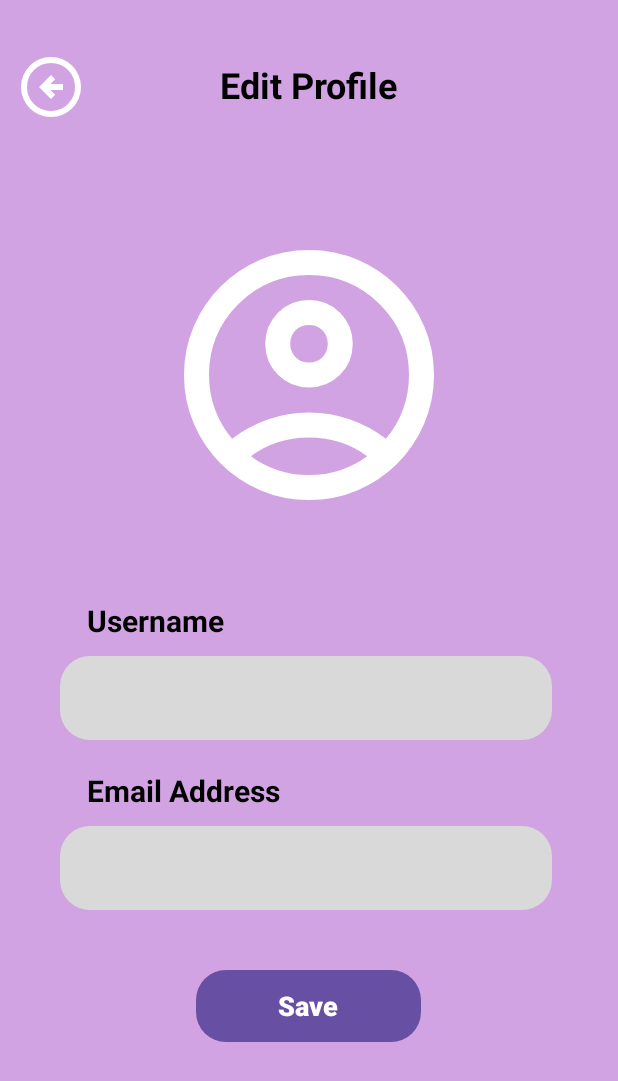
After one commit to Chanuli-Sandanayake/My_voicepoint_newsapp, an Android app: the EditProfileActivity screen opened directly, with no data from a screen before it, on a phone screen of 412 x 824 dp. The commit adds this screen. Shown: the top 1081 px of the screen. Run offline under Robolectric (Android 15) with nearby library versions, the phone set to English and light mode, and no system bars.

Commit message:
edit profile-screen created

```diff
--- a/app/src/main/AndroidManifest.xml
+++ b/app/src/main/AndroidManifest.xml
@@ -14,6 +14,9 @@
         android:supportsRtl="true"
         android:theme="@style/Theme.My_voicepoint_newsapp"
         tools:targetApi="31">
+        <activity
+            android:name=".EditProfileActivity"
+            android:exported="false" />
         <activity
             android:name=".DevInfoActivity"
             android:exported="false" />
--- a/app/src/main/java/com/example/voicepoint/DBHelper.java
+++ b/app/src/main/java/com/example/voicepoint/DBHelper.java
@@ -63,4 +63,12 @@ public class DBHelper extends SQLiteOpenHelper {
         }
         return null;
     }
+    public boolean updateUser(String oldUsername, String newUsername, String newEmail) {
+        SQLiteDatabase db = this.getWritableDatabase();
+        ContentValues values = new ContentValues();
+        values.put("username", newUsername);
+        values.put("email", newEmail);
+        int result = db.update("users", values, "username=?", new String[]{oldUsername});
+        return result > 0;
+    }
 }
--- /dev/null
+++ b/app/src/main/java/com/example/voicepoint/EditProfileActivity.java
@@ -0,0 +1,68 @@
+package com.example.voicepoint;
+
+import android.content.Intent;
+import android.content.SharedPreferences;
+import android.os.Bundle;
+import android.widget.Button;
+import android.widget.EditText;
+import android.widget.ImageButton;
+import android.widget.Toast;
+
+import androidx.appcompat.app.AppCompatActivity;
+
+public class EditProfileActivity extends AppCompatActivity {
+
+    EditText editUsername, editEmail;
+    Button saveButton;
+    ImageButton backButton;
+    DBHelper DB;
+
+    @Override
+    protected void onCreate(Bundle savedInstanceState) {
+        super.onCreate(savedInstanceState);
+        setContentView(R.layout.activity_edit_profile);
+
+        editUsername = findViewById(R.id.editUsername);
+        editEmail = findViewById(R.id.editEmail);
+        saveButton = findViewById(R.id.saveButton);
+        backButton = findViewById(R.id.backButton);
+        DB = new DBHelper(this);
+
+        SharedPreferences prefs = getSharedPreferences("UserPrefs", MODE_PRIVATE);
+        String oldUsername = prefs.getString("username", "");
+        String oldEmail = prefs.getString("email", "");
+
+        // Prefill fields
+        editUsername.setText(oldUsername);
+        editEmail.setText(oldEmail);
+
+        saveButton.setOnClickListener(v -> {
+            String newUsername = editUsername.getText().toString().trim();
+            String newEmail = editEmail.getText().toString().trim();
+
+            if (newUsername.isEmpty() || newEmail.isEmpty()) {
+                Toast.makeText(this, "Please fill all fields", Toast.LENGTH_SHORT).show();
+                return;
+            }
+
+            boolean updated = DB.updateUser(oldUsername, newUsername, newEmail);
+            if (updated) {
+                SharedPreferences.Editor editor = prefs.edit();
+                editor.putString("username", newUsername);
+                editor.putString("email", newEmail);
+                editor.apply();
+
+                Toast.makeText(this, "Profile updated", Toast.LENGTH_SHORT).show();
+                startActivity(new Intent(this, MenuActivity.class));
+                finish();
+            } else {
+                Toast.makeText(this, "Update failed", Toast.LENGTH_SHORT).show();
+            }
+        });
+
+        backButton.setOnClickListener(v -> {
+            startActivity(new Intent(this, MenuActivity.class));
+            finish();
+        });
+    }
+}
--- a/app/src/main/java/com/example/voicepoint/MenuActivity.java
+++ b/app/src/main/java/com/example/voicepoint/MenuActivity.java
@@ -23,16 +23,16 @@ public class MenuActivity extends AppCompatActivity {
         emailText = findViewById(R.id.emailText);
 
         // Edit Profile button actions
-        //ImageView editIcon = findViewById(R.id.editIcon);
-        //TextView editProfileText = findViewById(R.id.editProfileText);
+        ImageView editIcon = findViewById(R.id.editIcon);
+        TextView editProfileText = findViewById(R.id.editProfileText);
 
-        //editIcon.setOnClickListener(v -> {
-            //startActivity(new Intent(this, EditProfileActivity.class));
-        //});
+        editIcon.setOnClickListener(v -> {
+            startActivity(new Intent(this, EditProfileActivity.class));
+        });
 
-        //editProfileText.setOnClickListener(v -> {
-            //startActivity(new Intent(this, EditProfileActivity.class));
-        //});
+        editProfileText.setOnClickListener(v -> {
+            startActivity(new Intent(this, EditProfileActivity.class));
+        });
 
         // Load username and email from shared preferences
         SharedPreferences prefs = getSharedPreferences("UserPrefs", MODE_PRIVATE);
--- /dev/null
+++ b/app/src/main/res/drawable/rounded_edittext.xml
@@ -0,0 +1,5 @@
+<shape xmlns:android="http://schemas.android.com/apk/res/android"
+    android:shape="rectangle">
+    <solid android:color="#D9D9D9" />
+    <corners android:radius="20dp" />
+</shape>
--- /dev/null
+++ b/app/src/main/res/drawable/rounded_save_button.xml
@@ -0,0 +1,5 @@
+<shape xmlns:android="http://schemas.android.com/apk/res/android"
+    android:shape="rectangle">
+    <solid android:color="#A850C5" />
+    <corners android:radius="20dp" />
+</shape>
--- /dev/null
+++ b/app/src/main/res/layout/activity_edit_profile.xml
@@ -0,0 +1,111 @@
+<?xml version="1.0" encoding="utf-8"?>
+<RelativeLayout xmlns:android="http://schemas.android.com/apk/res/android"
+    android:layout_width="match_parent"
+    android:layout_height="match_parent"
+    android:background="#80A850C5">
+
+    <!-- Back Button -->
+    <ImageButton
+        android:id="@+id/backButton"
+        android:layout_width="48dp"
+        android:layout_height="48dp"
+        android:layout_marginStart="10dp"
+        android:layout_marginTop="34dp"
+        android:background="@drawable/back"
+        android:contentDescription="Back" />
+
+    <!-- Title -->
+    <TextView
+        android:id="@+id/editProfileTitle"
+        android:layout_width="wrap_content"
+        android:layout_height="wrap_content"
+        android:text="Edit Profile"
+        android:textSize="24sp"
+        android:textColor="#000000"
+        android:textStyle="bold"
+        android:layout_centerHorizontal="true"
+        android:layout_marginTop="40dp" />
+
+    <!-- Profile Icon -->
+    <ImageView
+        android:id="@+id/accountIcon"
+        android:layout_width="200dp"
+        android:layout_height="200dp"
+        android:layout_centerHorizontal="true"
+        android:layout_marginTop="150dp"
+        android:src="@drawable/account_circle"
+        android:contentDescription="Account" />
+
+    <!-- Username Label -->
+    <TextView
+        android:id="@+id/usernameLabel"
+        android:layout_width="wrap_content"
+        android:layout_height="wrap_content"
+        android:text="Username"
+        android:textStyle="bold"
+        android:textSize="20sp"
+        android:textColor="#000000"
+        android:labelFor="@id/editUsername"
+        android:layout_marginTop="400dp"
+        android:layout_marginStart="58dp" />
+
+
+    <!-- Username Field -->
+    <EditText
+        android:id="@+id/editUsername"
+        android:layout_width="328dp"
+        android:layout_height="56dp"
+        android:importantForAccessibility="yes"
+        android:focusable="true"
+        android:layout_below="@id/usernameLabel"
+        android:layout_marginStart="40dp"
+        android:layout_marginTop="10dp"
+        android:textColor="#000000"
+        android:textSize="20sp"
+        android:background="@drawable/rounded_edittext" />
+
+
+    <!-- Email Label -->
+    <TextView
+        android:id="@+id/emailLabel"
+        android:layout_width="wrap_content"
+        android:layout_height="wrap_content"
+        android:text="Email Address"
+        android:textStyle="bold"
+        android:textSize="20sp"
+        android:textColor="#000000"
+        android:labelFor="@id/editEmail"
+        android:layout_below="@id/editUsername"
+        android:layout_marginTop="20dp"
+        android:layout_marginStart="58dp" />
+
+
+    <!-- Email Field -->
+    <EditText
+        android:id="@+id/editEmail"
+        android:layout_width="328dp"
+        android:layout_height="56dp"
+        android:importantForAccessibility="yes"
+        android:focusable="true"
+        android:layout_below="@id/emailLabel"
+        android:layout_marginStart="40dp"
+        android:layout_marginTop="10dp"
+        android:textColor="#000000"
+        android:textSize="20sp"
+        android:background="@drawable/rounded_edittext" />
+
+
+    <!-- Save Button -->
+    <Button
+        android:id="@+id/saveButton"
+        android:layout_width="150dp"
+        android:layout_height="48dp"
+        android:layout_below="@id/editEmail"
+        android:layout_marginTop="40dp"
+        android:layout_centerHorizontal="true"
+        android:text="Save"
+        android:textColor="#FFFFFF"
+        android:textSize="18sp"
+        android:textStyle="bold"
+        android:background="@drawable/rounded_save_button" />
+</RelativeLayout>
```
